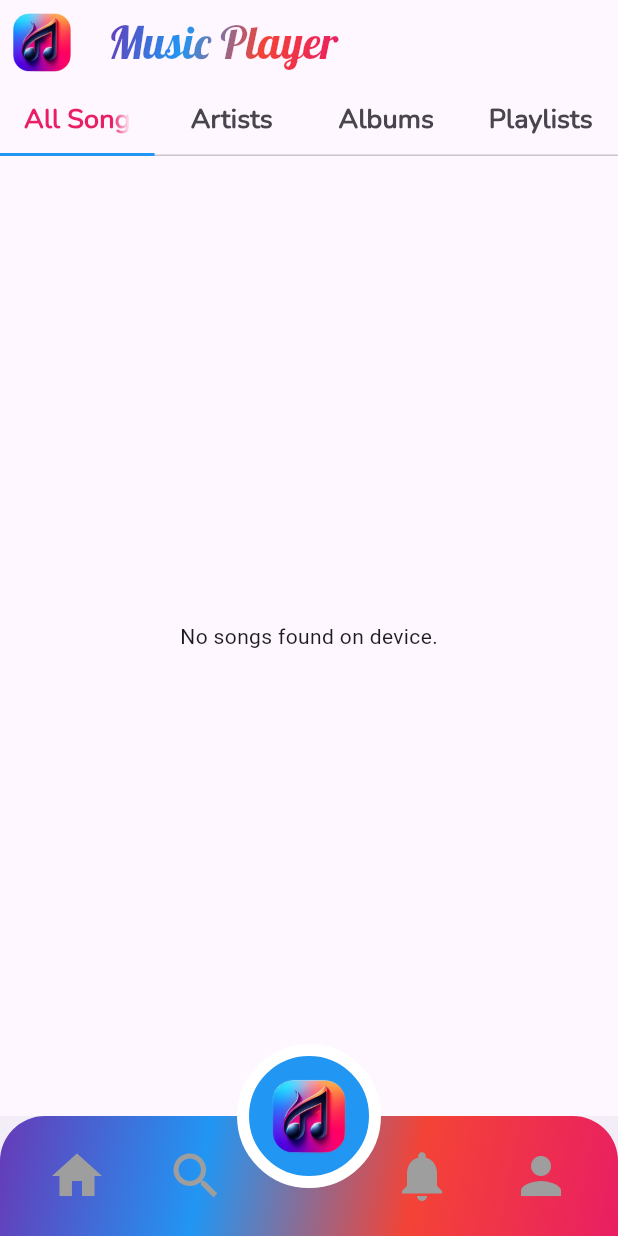
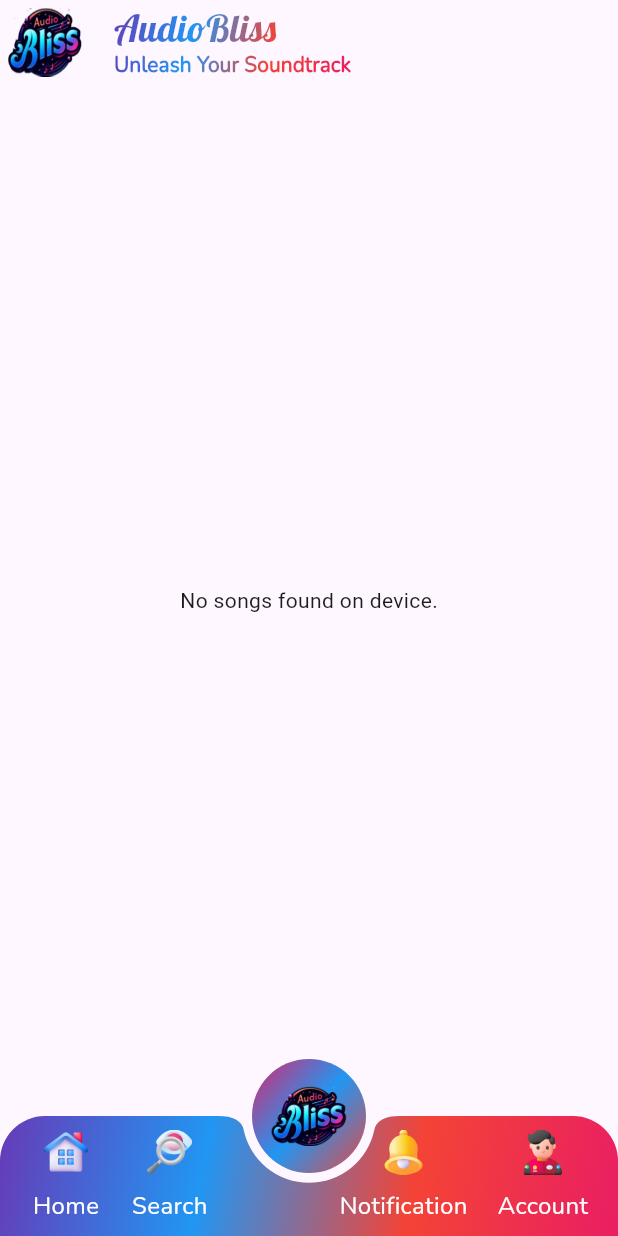
Before and after one commit to Naimish-Kumar/myapp, a Flutter app: the screen it shows after launch, on a phone screen of 412 x 824 dp. Run offline on Flutter 3.47's test engine with Material 3 defaults, Android fonts, the phone set to English and light mode, and no system bars; our stand-ins replace audioplayers, marquee, on_audio_query, permission_handler.

Commit message:
bottom nav done

```diff
--- a/lib/screens/all_songs_screen.dart
+++ b/lib/screens/all_songs_screen.dart
@@ -1,4 +1,3 @@
-import 'package:audioplayers/audioplayers.dart';
 import 'package:flutter/material.dart';
 import 'package:myapp/screens/song_details_screen.dart';
 import 'package:on_audio_query/on_audio_query.dart';
@@ -12,7 +11,6 @@ class AllSongsScreen extends StatefulWidget {
 
 class _AllSongsScreenState extends State<AllSongsScreen> {
   final OnAudioQuery _audioQuery = OnAudioQuery();
-  final AudioPlayer _audioPlayer = AudioPlayer();
 
   @override
   void initState() {
@@ -31,8 +29,7 @@ class _AllSongsScreenState extends State<AllSongsScreen> {
 
   @override
   Widget build(BuildContext context) {
-    return Scaffold(
-      body: FutureBuilder<List<SongModel>>(
+    return FutureBuilder<List<SongModel>>(
       future: _audioQuery.querySongs(
         sortType: SongSortType.TITLE,
         orderType: OrderType.ASC_OR_SMALLER,
@@ -50,13 +47,23 @@ class _AllSongsScreenState extends State<AllSongsScreen> {
         return ListView.builder(
           itemCount: songs?.length,
           itemBuilder: (context, index) {
-              return ListTile(
+            return Card(
+              elevation: 4,
+              child: ListTile(
                 leading: Image.asset(
-                  'assets/images/icon.png',
-                  height: 50,
+                  'assets/images/logo_1.png',
+                  height: 40,
                 ),
-                title: Text(songs![index].title),
-                subtitle: Text(songs[index].artist ?? 'Unknown Artist'),
+                title: Text(
+                  songs![index].title,
+                  maxLines: 2,
+                  overflow: TextOverflow.ellipsis,
+                ),
+                subtitle: Text(
+                  songs[index].artist ?? 'Unknown Artist',
+                  maxLines: 2,
+                  overflow: TextOverflow.ellipsis,
+                ),
                 onTap: () async {
                   Navigator.push(
                     context,
@@ -70,11 +77,11 @@ class _AllSongsScreenState extends State<AllSongsScreen> {
 
                   // await _audioPlayer.play(DeviceFileSource(songs[index].data));
                 },
+              ),
             );
           },
         );
       },
-      ),
     );
   }
 }
--- /dev/null
+++ b/lib/screens/dashboard_screen.dart
@@ -0,0 +1,170 @@
+import 'package:flutter/material.dart';
+import 'package:myapp/screens/all_songs_screen.dart';
+
+class Dashboard extends StatefulWidget {
+  const Dashboard({super.key});
+
+  @override
+  State<Dashboard> createState() => _DashboardState();
+}
+
+class _DashboardState extends State<Dashboard> {
+  int _selectedIndex = 2;
+
+  @override
+  Widget build(BuildContext context) {
+    return Scaffold(
+      appBar: AppBar(
+        leadingWidth: 60,
+        leading: Padding(
+          padding: const EdgeInsets.all(5),
+          child: Image.asset(
+            'assets/images/logo.png',
+            height: 60,
+            fit: BoxFit.fill,
+          ),
+        ),
+        title: ShaderMask(
+          blendMode: BlendMode.srcIn,
+          shaderCallback: (bounds) => const LinearGradient(
+            begin: Alignment.topLeft,
+            end: Alignment.bottomRight,
+            colors: [
+              Colors.deepPurple,
+              Colors.blue, // dark purple
+              Colors.red,
+              Colors.pink // red
+            ],
+          ).createShader(
+            Rect.fromLTWH(0, 0, bounds.width, bounds.height),
+          ),
+          child: const Column(
+            crossAxisAlignment: CrossAxisAlignment.start,
+            children: [
+              Text(
+                'AudioBliss',
+                style: TextStyle(fontSize: 25, fontFamily: 'Main Font'),
+              ),
+              Text(
+                "Unleash Your Soundtrack",
+                style: TextStyle(
+                    fontSize: 14,
+                    fontFamily: 'Nunito Regular',
+                    fontWeight: FontWeight.bold),
+              ),
+            ],
+          ),
+        ),
+      ),
+      body: const AllSongsScreen(),
+      bottomNavigationBar: BottomAppBar(
+        color: Colors.transparent,
+        shadowColor: Colors.transparent,
+        padding: EdgeInsets.zero,
+        clipBehavior: Clip.antiAlias,
+        surfaceTintColor: Colors.transparent,
+        shape: const CircularNotchedRectangle(),
+        notchMargin: 1.0,
+        child: Container(
+          height: 50,
+          decoration: const BoxDecoration(
+            borderRadius: BorderRadius.only(
+                topLeft: Radius.circular(30), topRight: Radius.circular(30)),
+            gradient: LinearGradient(
+              colors: [
+                Colors.deepPurple,
+                Colors.blue,
+                Colors.red,
+                Colors.pink
+              ],
+              begin: Alignment.topLeft,
+              end: Alignment.bottomRight,
+            ),
+          ),
+          child: Row(
+            mainAxisAlignment: MainAxisAlignment.spaceEvenly,
+            children: <Widget>[
+              buildTabItem(
+                  0,
+                  Image.asset(
+                    'assets/images/house.png',
+                    height: 30,
+                  ),
+                  'Home'),
+              buildTabItem(
+                  1,
+                  Image.asset(
+                    'assets/images/search.png',
+                    height: 30,
+                  ),
+                  'Search'),
+              const SizedBox(width: 48),
+              buildTabItem(
+                  3,
+                  Image.asset(
+                    'assets/images/notification.png',
+                    height: 30,
+                  ),
+                  'Notification'),
+              buildTabItem(
+                  4,
+                  Image.asset(
+                    'assets/images/account.png',
+                    height: 30,
+                  ),
+                  'Account'),
+            ],
+          ),
+        ),
+      ),
+      floatingActionButton: Container(
+        padding: const EdgeInsets.all(18),
+        decoration: const BoxDecoration(
+          gradient: LinearGradient(
+              begin: Alignment.topLeft,
+              end: Alignment.bottomRight,
+              colors: [
+                Colors.pink,
+                Colors.blue,
+                Colors.red,
+              ]),
+          shape: BoxShape.circle,
+        ),
+        child: Image.asset(
+          'assets/images/logo.png',
+          height: 40,
+        ),
+      ),
+      floatingActionButtonLocation: FloatingActionButtonLocation.centerDocked,
+    );
+  }
+
+  Widget buildTabItem(int index, Widget icon, String text) {
+    final isSelected = _selectedIndex == index;
+    return Column(
+      children: [
+        IconButton(
+          style: ButtonStyle(
+              shape: const MaterialStatePropertyAll(CircleBorder()),
+              backgroundColor: isSelected
+                  ? MaterialStatePropertyAll(Colors.white.withOpacity(0.7))
+                  : const MaterialStatePropertyAll(Colors.transparent)),
+          iconSize: isSelected && index == 2 ? 45 : 40,
+          icon: icon,
+          color: isSelected ? Colors.white : Colors.grey,
+          onPressed: () => setState(() {
+            _selectedIndex = index;
+          }),
+        ),
+        Text(
+          text,
+          style: TextStyle(
+              fontSize: isSelected ? 18 : 16,
+              fontFamily: 'Nunito Regular',
+              fontWeight: isSelected ? FontWeight.bold : FontWeight.w500,
+              color: isSelected ? Colors.yellow : Colors.white),
+        ),
+      ],
+    );
+  }
+}
--- a/lib/screens/home_screen.dart
+++ b/lib/screens/home_screen.dart
@@ -1,5 +1,4 @@
 import 'package:flutter/material.dart';
-import 'package:flutter/widgets.dart';
 import 'package:myapp/screens/albums_screens.dart';
 import 'package:myapp/screens/artists_screen.dart';
 import 'package:myapp/screens/playlist_screen.dart';
@@ -40,14 +39,6 @@ class _MainScreenState extends State<MainScreen>
   void dispose() {
     _tabController.dispose();
     super.dispose();
-  }
-
-  int _selectedIndex = 2;
-
-  void _onItemTapped(int index) {
-    setState(() {
-      _selectedIndex = index;
-    });
   }
 
   @override
@@ -107,63 +98,6 @@ class _MainScreenState extends State<MainScreen>
           PlaylistsScreen(),
         ],
       ),
-      bottomNavigationBar: BottomAppBar(
-        padding: EdgeInsets.zero,
-        surfaceTintColor: Colors.transparent,
-        shape: const CircularNotchedRectangle(),
-        notchMargin: 6.0,
-        child: Container(
-          height: 50,
-          decoration: const BoxDecoration(
-            borderRadius: BorderRadius.only(
-                topLeft: Radius.circular(30), topRight: Radius.circular(30)),
-            gradient: LinearGradient(
-              colors: [
-                Colors.deepPurple,
-                Colors.blue, // dark purple
-                Colors.red,
-                Colors.pink // re
-              ],
-              begin: Alignment.topLeft,
-              end: Alignment.bottomRight,
-            ),
-          ),
-          child: Row(
-            mainAxisAlignment: MainAxisAlignment.spaceEvenly,
-            children: <Widget>[
-              buildTabItem(0, Icons.home),
-              buildTabItem(1, Icons.search),
-              const SizedBox(width: 48),
-              buildTabItem(3, Icons.notifications),
-              buildTabItem(4, Icons.person),
-            ],
-          ),
-        ),
-      ),
-      floatingActionButton: Container(
-        padding: const EdgeInsets.all(15),
-        decoration: BoxDecoration(
-            color: Colors.blue,
-            shape: BoxShape.circle,
-            border: Border.all(color: Colors.white, width: 8)),
-        child: Image.asset(
-          'assets/images/logo.png',
-          height: 50,
-        ),
-      ),
-      floatingActionButtonLocation: FloatingActionButtonLocation.centerDocked,
-    );
-  }
-
-  Widget buildTabItem(int index, IconData iconData) {
-    final isSelected = _selectedIndex == index;
-    return IconButton(
-      iconSize: isSelected && index == 2 ? 45 : 40,
-      icon: Icon(iconData),
-      color: isSelected ? Colors.white : Colors.grey,
-      onPressed: () => setState(() {
-        _selectedIndex = index;
-      }),
     );
   }
 }
--- a/lib/screens/playlist_screen.dart
+++ b/lib/screens/playlist_screen.dart
@@ -53,7 +53,7 @@ class _PlaylistsScreenState extends State<PlaylistsScreen> {
         onPressed: () {
           // Add functionality to create a new playlist
         },
-        child: Icon(Icons.add),
+        child: const Icon(Icons.add),
       ),
     );
   }
--- a/pubspec.yaml
+++ b/pubspec.yaml
@@ -33,6 +33,7 @@ dependencies:
   permission_handler:
   on_audio_query:
   audioplayers:
+  marquee: ^2.2.3
 
 
   # The following adds the Cupertino Icons font to your application.
```
Also changed, not shown: lib/screens/song_details_screen.dart (+62 -6 lines), lib/screens/splash_screen.dart (+11 -12 lines), lib/screens/widgets/progressbar.dart (added, +86 -0 lines), assets/images/account.png (added), assets/images/bg.jpg (added), assets/images/bg1.jpg (added), assets/images/house.png (added), assets/images/logo.png, assets/images/logo_1.png (added), assets/images/notification.png (added), assets/images/search.png (added), lib/screens/account_screen.dart (added), pubspec.lock. Lines whose indentation alone changed are shown as unchanged.
